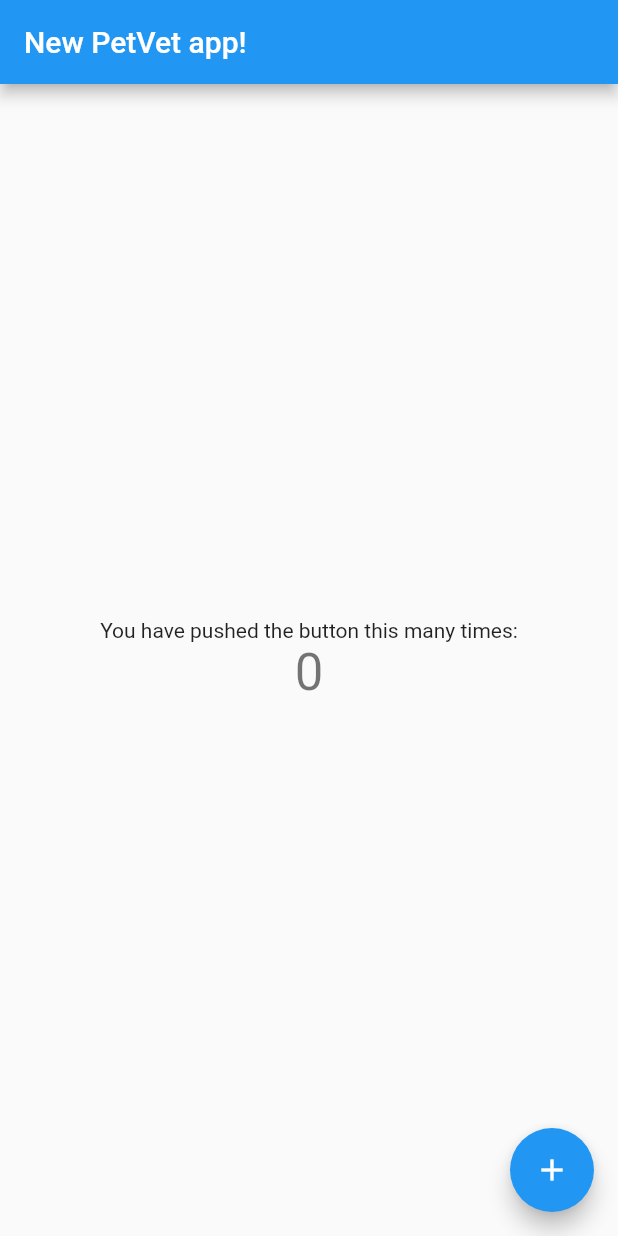
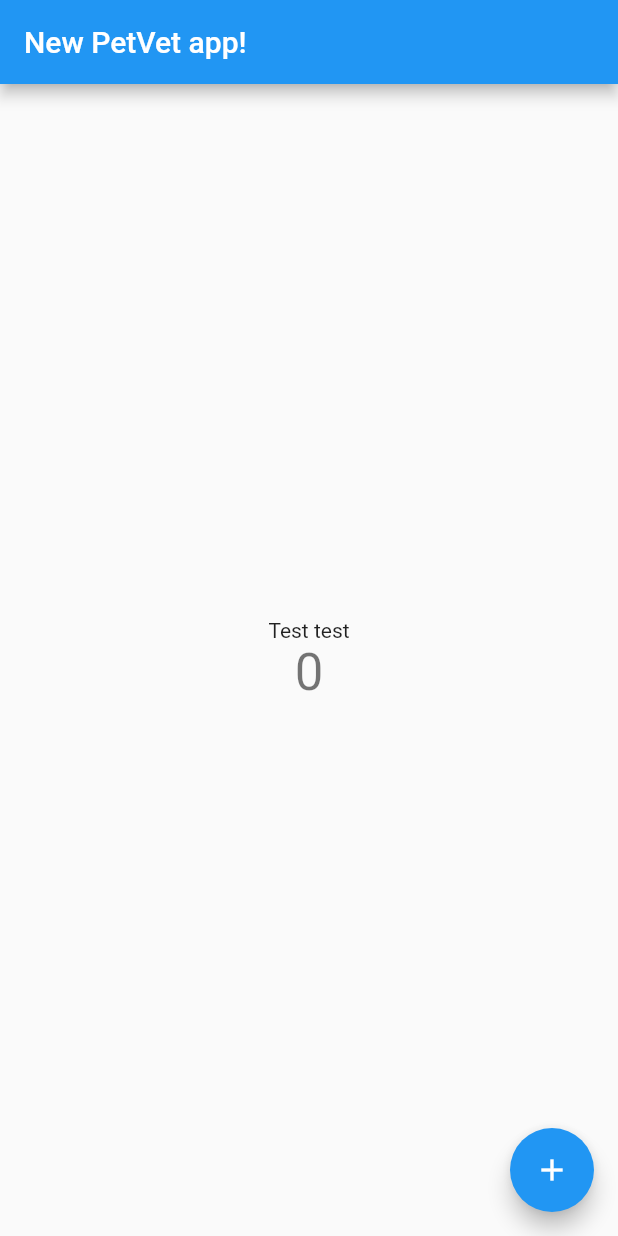
Before and after one commit to patryk-kozak/pet-vet, a Flutter app: the screen it shows after launch, on a phone screen of 412 x 824 dp. Run offline on Flutter 3.47's test engine with Material 2 defaults, Android fonts, the phone set to English and light mode, and no system bars.

```diff
--- a/lib/main.dart
+++ b/lib/main.dart
@@ -45,7 +45,7 @@ class _MyHomePageState extends State<MyHomePage> {
           mainAxisAlignment: MainAxisAlignment.center,
           children: <Widget>[
             Text(
-              'You have pushed the button this many times:',
+              'Test test',
             ),
             Text(
               '$_counter',
```
